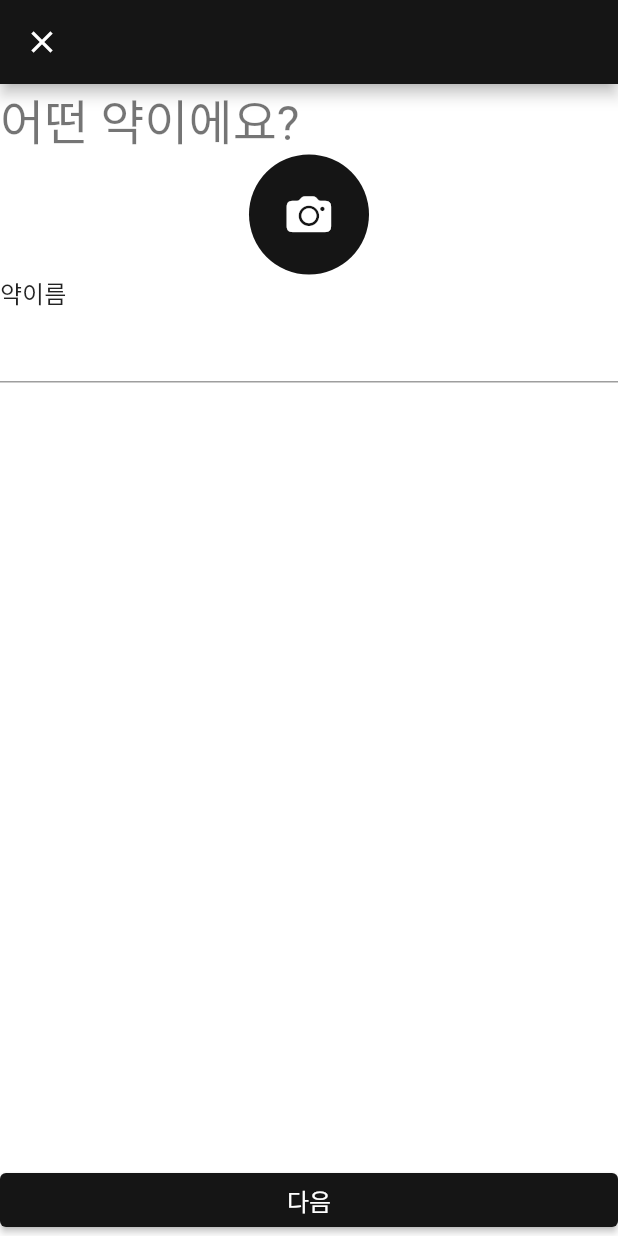
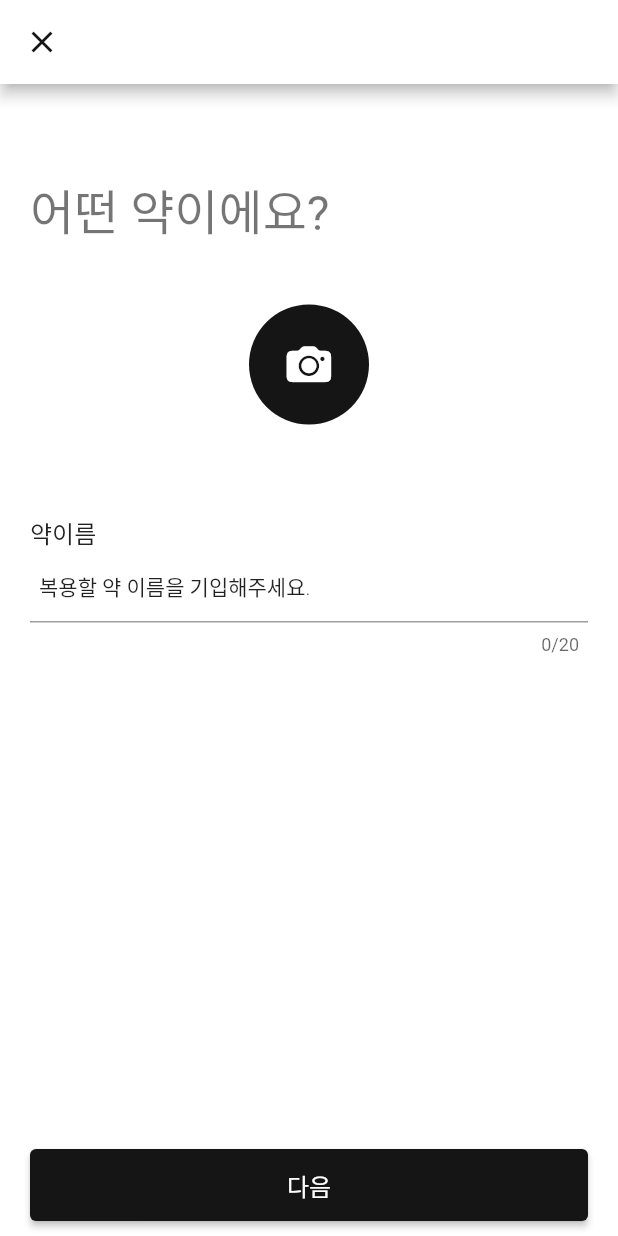
Before and after one commit to gardenS2/flutter_medicine, a Flutter app: the AddMedicinePage screen opened directly, on a phone screen of 412 x 824 dp. Run offline on Flutter 3.47's test engine with Material 2 defaults, Android fonts, the phone set to English and light mode, and no system bars; Roboto replaces fonts that are missing (GmarketSansTTF).

Commit message:
약 추가하기 UI(2)-위젯 디테일

```diff
--- /dev/null
+++ b/lib/components/dory_constants.dart
@@ -0,0 +1,30 @@
+//20.0
+import 'package:flutter/material.dart';
+
+const double regularSpace = 20.0;
+
+//40.0
+const double largeSpace = 40.0;
+
+//10.0
+const double smallSpace = 10.0;
+
+//48.0
+const double sumbitButtonHeight = 48.0;
+
+// 'all'
+// 20.0
+const EdgeInsetsGeometry pagePadding = EdgeInsets.all(20.0);
+
+// 'symmentric'
+// horizontal: 6
+const EdgeInsetsGeometry textFieldContentPadding = EdgeInsets.symmetric(horizontal: 6);
+
+
+// 'symmentric'
+// horizontal: 20
+// vertical 10
+const EdgeInsetsGeometry submitButtonBoxPadding = EdgeInsets.symmetric(
+  horizontal: 20,
+  vertical: 10,
+);
--- a/lib/components/dory_themes.dart
+++ b/lib/components/dory_themes.dart
@@ -8,9 +8,29 @@ class DoryThemes {
     primarySwatch:  DoryColors.primaryMeterialColor,
     scaffoldBackgroundColor: Colors.white,
     splashColor: Colors.white,
-    brightness: Brightness.light, //Dark
+    brightness: Brightness.light, //light
+    textTheme: _textTheme,
+    appBarTheme: _appBarTheme,
+ );
+
+ static ThemeData get darkTheme => ThemeData(
+    fontFamily: 'GmarketSansTTF',
+    primarySwatch:  DoryColors.primaryMeterialColor,
+    scaffoldBackgroundColor: Colors.white,
+    splashColor: Colors.white,
+    brightness: Brightness.dark, //Dark
     textTheme: _textTheme,
  );
+
+ static const AppBarTheme _appBarTheme = AppBarTheme(
+  backgroundColor: Colors.white,
+  iconTheme: IconThemeData(
+    color: DoryColors.primaryColor,
+    ),
+    //경계선 삭제
+    //elevation: 0,
+ );
+
   static const TextTheme _textTheme = TextTheme(
     headline4: TextStyle(
       fontSize: 32,
--- a/lib/pages/add_medicine/add_medicine_page.dart
+++ b/lib/pages/add_medicine/add_medicine_page.dart
@@ -1,8 +1,22 @@
+import 'package:dori/components/dory_constants.dart';
 import 'package:flutter/cupertino.dart';
 import 'package:flutter/material.dart';
 
-class AddMedicinePage extends StatelessWidget{
+class AddMedicinePage extends StatefulWidget{
   const AddMedicinePage({Key? key}) : super(key: key);
+
+  @override
+  State<AddMedicinePage> createState() => _AddMedicinePageState();
+}
+
+class _AddMedicinePageState extends State<AddMedicinePage> {
+  final  _nameController = TextEditingController();
+
+  @override
+  void dispose(){
+    _nameController.dispose();
+    super.dispose();
+  } //화면이 끝날때 controller 종료 권장
 
   @override
   Widget build(BuildContext context){
@@ -14,13 +28,17 @@ class AddMedicinePage extends StatelessWidget{
         onTap: (){
           FocusScope.of(context).unfocus();
         },
+        child: Padding(
+          padding: pagePadding,
           child: Column(
             crossAxisAlignment: CrossAxisAlignment.start, //좌측정렬
             children: [
+              const SizedBox(height:largeSpace),
               Text(
                 '어떤 약이에요?',
                 style: Theme.of(context).textTheme.headline4
                 ),
+                const SizedBox(height:largeSpace),
                Center(
                  child: CircleAvatar(
                   radius: 40,
@@ -34,15 +52,33 @@ class AddMedicinePage extends StatelessWidget{
                   )
               ),
                ),
+               const SizedBox(height:largeSpace + regularSpace),
               Text(
                 '약이름',
                 style: Theme.of(context).textTheme.subtitle1
                 ),
-            TextFormField(),
+              TextFormField(
+                controller: _nameController,
+                maxLength: 20,
+                keyboardType: TextInputType.text,
+                textInputAction: TextInputAction.done,
+                style: Theme.of(context).textTheme.bodyText1,
+                decoration: InputDecoration(
+                  hintText: '복용할 약 이름을 기입해주세요.',
+                  hintStyle: Theme.of(context).textTheme.bodyText2,
+                  contentPadding: textFieldContentPadding,
+
+                ),
+              ),
             ],
             ),
         ),
+      ),
         bottomNavigationBar: SafeArea(
+          child: Padding(
+            padding: submitButtonBoxPadding,
+            child: SizedBox(
+              height: sumbitButtonHeight,
               child: ElevatedButton(
                 onPressed: () {},
                 style: ElevatedButton.styleFrom(
@@ -50,6 +86,8 @@ class AddMedicinePage extends StatelessWidget{
                   ),
                 child: Text('다음')
         ),
-    );
+            ),
+          ),
+    ));
   }
 }
```
Lines whose indentation alone changed are shown as unchanged.
